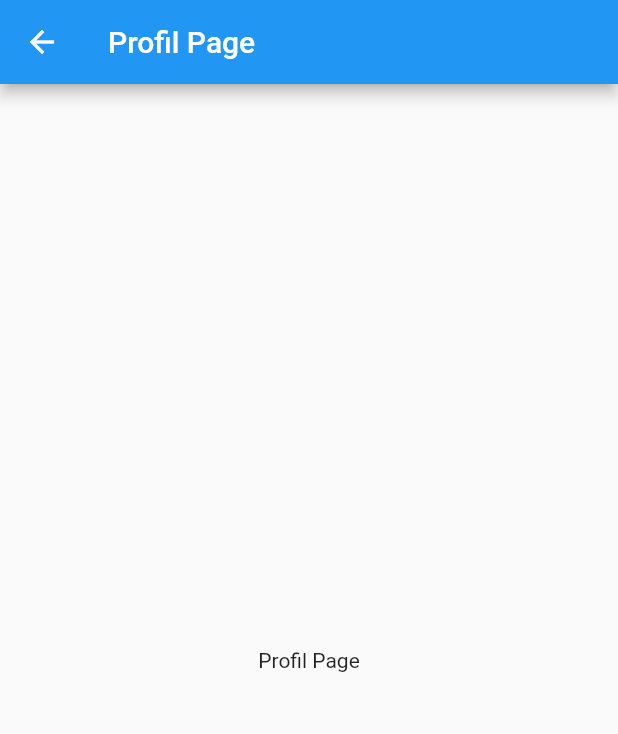
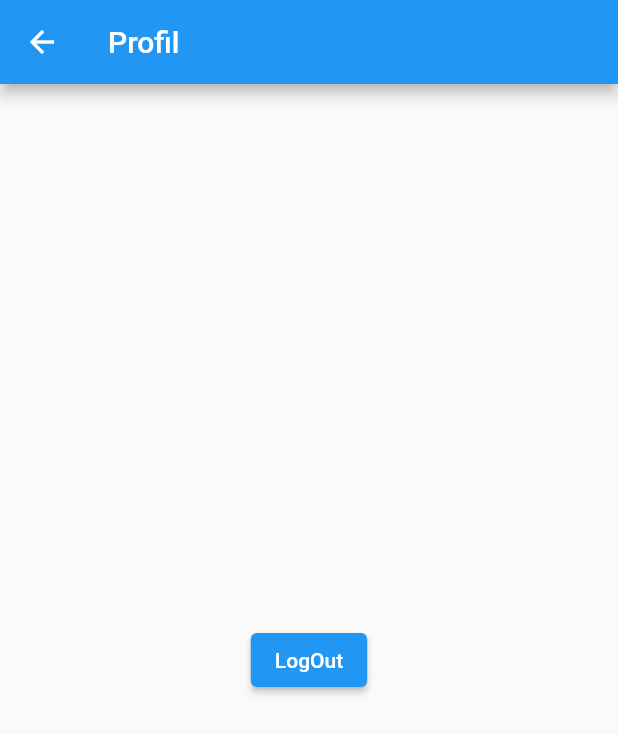
Before and after one commit to irwan123/TaskApp, a Flutter app: the ProfilPage screen opened directly, on a phone screen of 412 x 824 dp. Shown: the top 734 px of the screen. Run offline on Flutter 3.47's test engine with Material 2 defaults, Android fonts, the phone set to English and light mode, and no system bars; our stand-ins replace cloud_firestore, file_picker, firebase_auth, firebase_core, firebase_storage, flutter_local_notifications; accounts and stored records are empty.

Commit message:
logout fitur

```diff
--- a/lib/dashboard.dart
+++ b/lib/dashboard.dart
@@ -1,6 +1,6 @@
 import 'package:apptask/download.dart';
 import 'package:apptask/task.dart';
-import 'package:apptask/profil.dart';
+import 'package:apptask/profil/profil.dart';
 import 'package:apptask/upload.dart';
 import 'package:flutter/material.dart';
 
--- a/lib/profil.dart
+++ b/lib/profil.dart
@@ -1,4 +1,8 @@
+// ignore_for_file: deprecated_member_use
+
+import 'package:firebase_auth/firebase_auth.dart';
 import 'package:flutter/material.dart';
+import 'login.dart';
 
 class ProfilPage extends StatefulWidget {
   const ProfilPage({Key? key}) : super(key: key);
@@ -8,10 +12,26 @@ class ProfilPage extends StatefulWidget {
 }
 
 class _ProfilPageState extends State<ProfilPage> {
+  final auth = FirebaseAuth.instance;
   @override
   Widget build(BuildContext context) {
     return Scaffold(
-        appBar: AppBar(title: const Text('Profil Page')),
-        body: const Center(child: Text('Profil Page')));
+        appBar: AppBar(title: const Text('Profil')),
+        body: Center(
+          child: Column(
+            mainAxisAlignment: MainAxisAlignment.center,
+            children: [
+              ElevatedButton(
+                  onPressed: () async {
+                    auth.signOut().then((_) {
+                      Navigator.of(context).pushReplacement(MaterialPageRoute(
+                        builder: (context) => const LoginScreen(),
+                      ));
+                    });
+                  },
+                  child: const Text('LogOut')),
+            ],
+          ),
+        ));
   }
 }
--- a/pubspec.yaml
+++ b/pubspec.yaml
@@ -45,6 +45,7 @@ dependencies:
   image_picker: ^0.8.4+2
   cloud_firestore: ^2.5.3
   flutter_spinkit: ^5.1.0
+  provider: ^6.0.1
 
 dev_dependencies:
   flutter_test:
@@ -69,7 +70,8 @@ flutter:
   uses-material-design: true
 
   # To add assets to your application, add an assets section, like this:
-  # assets:
+  assets:
+    - images/
   #   - images/a_dot_burr.jpeg
   #   - images/a_dot_ham.jpeg
 
```
Also changed, not shown: lib/login.dart (+9 -2 lines), images/help.png (added), pubspec.lock.
